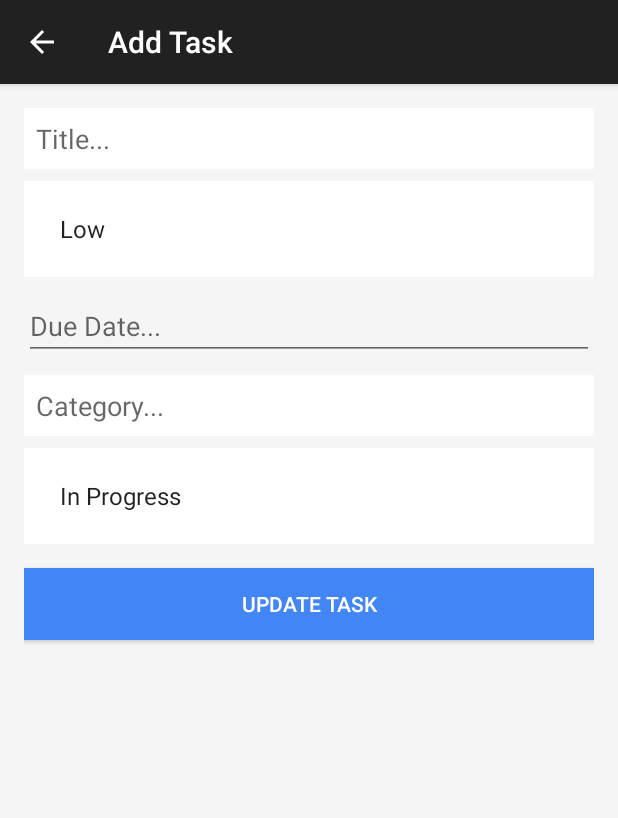
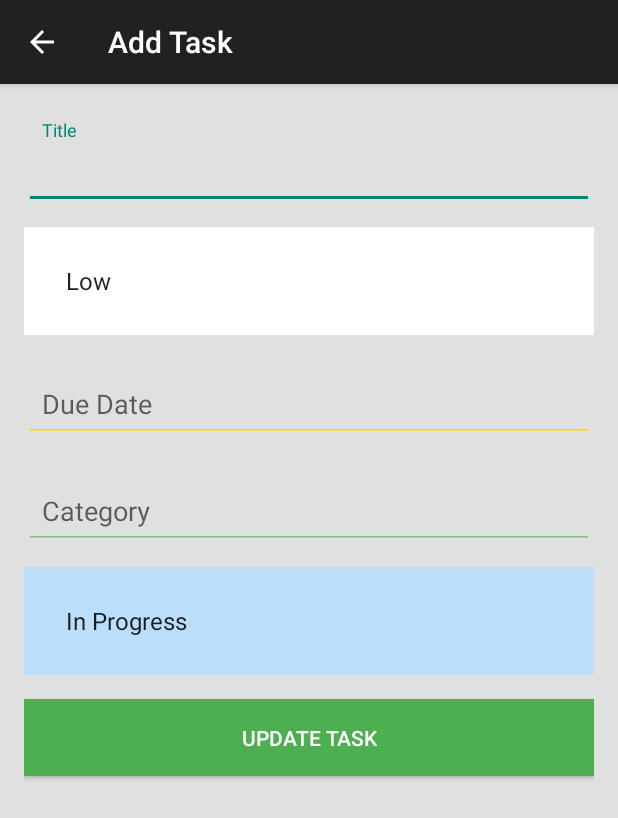
Before and after one commit to Cherukuri-susmitha/ToDoKeka, an Android app: the TaskDetailsActivity screen opened directly, with no data from a screen before it, on a phone screen of 412 x 824 dp. Shown: the top 818 px of the screen. Run offline under Robolectric (Android 15) with nearby library versions, the phone set to English and light mode, and no system bars.

Commit message:
Second Push

```diff
--- a/app/src/main/res/layout/activity_task_detail.xml
+++ b/app/src/main/res/layout/activity_task_detail.xml
@@ -1,70 +1,81 @@
 <?xml version="1.0" encoding="utf-8"?>
-<RelativeLayout xmlns:android="http://schemas.android.com/apk/res/android"
-    xmlns:app="http://schemas.android.com/apk/res-auto"
-    xmlns:tools="http://schemas.android.com/tools"
+<RelativeLayout
+    xmlns:android="http://schemas.android.com/apk/res/android"
     android:layout_width="match_parent"
     android:layout_height="match_parent"
     android:padding="16dp"
-    android:background="#F5F5F5">
+    android:background="#E0E0E0">
 
-    <EditText
+<com.google.android.material.textfield.TextInputLayout
+    android:id="@+id/titleTextInputLayout"
+    android:layout_width="match_parent"
+    android:layout_height="wrap_content"
+    android:layout_marginTop="8dp">
+
+    <com.google.android.material.textfield.TextInputEditText
         android:id="@+id/forText"
         android:layout_width="match_parent"
         android:layout_height="wrap_content"
-        android:hint="Title..."
-        android:background="#FFFFFF"
-        android:padding="8dp" />
+        android:hint="Title"
+        android:backgroundTint="#FF4081"
+        android:padding="12dp"/>
+</com.google.android.material.textfield.TextInputLayout>
 
 <Spinner
     android:id="@+id/forPriority"
     android:layout_width="match_parent"
     android:layout_height="wrap_content"
     android:entries="@array/priority_options"
-        android:layout_below="@id/forText"
-        android:layout_marginTop="8dp"
+    android:prompt="@string/priority_prompt"
+    android:layout_below="@id/titleTextInputLayout"
+    android:layout_marginTop="12dp"
     android:background="#FFFFFF"
-        android:padding="8dp" />
+    android:padding="12dp"/>
 
-<!--    <EditText-->
-<!--        android:id="@+id/forDueDate"-->
-<!--        android:layout_width="match_parent"-->
-<!--        android:layout_height="wrap_content"-->
-<!--        android:focusable="false"-->
-<!--        android:onClick="showDatePickerDialog"-->
-<!--        android:layout_below="@id/forPriority"-->
-<!--        android:layout_marginTop="10dp"-->
-<!--        android:hint="Due Date"-->
-<!--        android:background="#FFFFFF"-->
-<!--        android:padding="8dp" />-->
-    <EditText
+<com.google.android.material.textfield.TextInputLayout
+    android:id="@+id/dueDateTextInputLayout"
+    android:layout_width="match_parent"
+    android:layout_height="wrap_content"
+    android:layout_below="@id/forPriority"
+    android:layout_marginTop="12dp">
+
+    <com.google.android.material.textfield.TextInputEditText
         android:id="@+id/forDueDate"
         android:layout_width="match_parent"
         android:layout_height="wrap_content"
-        android:hint="Due Date..."
+        android:hint="Due Date"
         android:focusable="false"
-        android:onClick="showDatePickerDialog1"
-        android:layout_below="@id/forPriority"
-        android:layout_marginTop="10dp"/>
+        android:onClick="showDatePickerDialog"
+        android:backgroundTint="#FFD600"
+        android:padding="12dp"/>
+</com.google.android.material.textfield.TextInputLayout>
 
-    <EditText
+<com.google.android.material.textfield.TextInputLayout
+    android:id="@+id/categoryTextInputLayout"
+    android:layout_width="match_parent"
+    android:layout_height="wrap_content"
+    android:layout_below="@id/dueDateTextInputLayout"
+    android:layout_marginTop="12dp">
+
+    <com.google.android.material.textfield.TextInputEditText
         android:id="@+id/forCategory"
         android:layout_width="match_parent"
         android:layout_height="wrap_content"
-        android:layout_below="@id/forDueDate"
-        android:layout_marginTop="10dp"
-        android:hint="Category..."
-        android:background="#FFFFFF"
-        android:padding="8dp" />
+        android:hint="Category"
+        android:backgroundTint="#81C784"
+        android:padding="12dp"/>
+</com.google.android.material.textfield.TextInputLayout>
 
 <Spinner
     android:id="@+id/forStatus"
     android:layout_width="match_parent"
     android:layout_height="wrap_content"
-        android:entries="@array/priority_options"
-        android:layout_below="@id/forCategory"
-        android:layout_marginTop="8dp"
-        android:background="#FFFFFF"
-        android:padding="8dp" />
+    android:entries="@array/status_options"
+    android:prompt="@string/status_prompt"
+    android:layout_below="@id/categoryTextInputLayout"
+    android:layout_marginTop="12dp"
+    android:background="#BBDEFB"
+    android:padding="12dp"/>
 
 <Button
     android:id="@+id/updateTaskButton"
@@ -73,8 +84,7 @@
     android:text="Update Task"
     android:layout_below="@id/forStatus"
     android:layout_marginTop="16dp"
-        android:background="#4285F4"
+    android:background="#4CAF50"
     android:textColor="#FFFFFF"
-        android:padding="12dp" />
-
+    android:padding="16dp"/>
 </RelativeLayout>
```
Also changed, not shown: 1 other file. Lines whose indentation alone changed are shown as unchanged.
